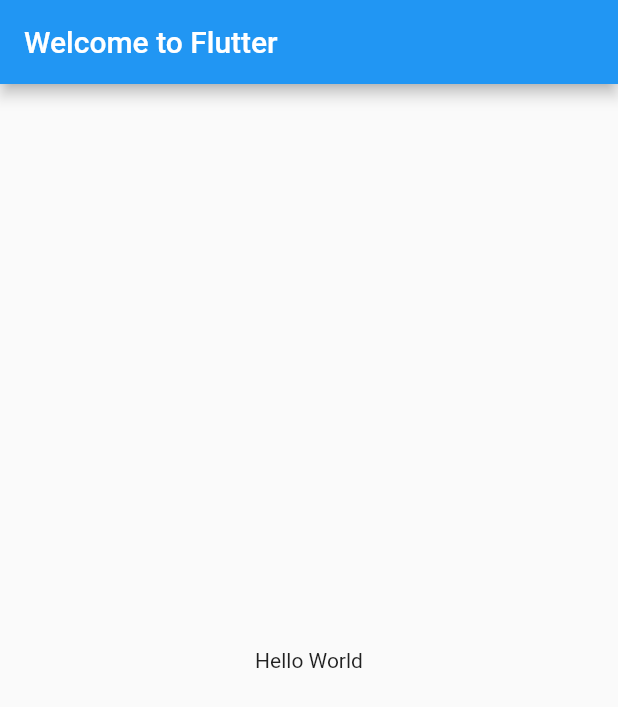
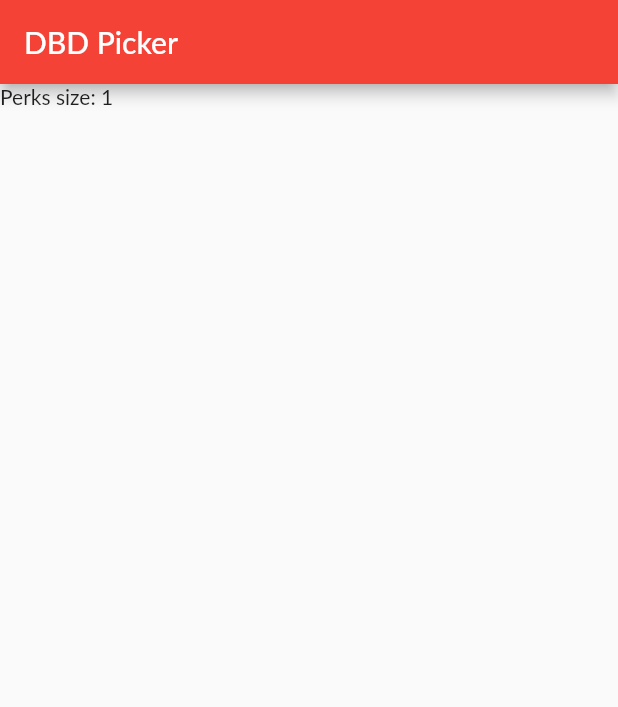
Before and after one commit to mmmtastymmm/Dead-By-Daylight-Perk-Roulette, a Flutter app: the screen it shows after launch, on a phone screen of 412 x 824 dp. Shown: the top 707 px of the screen. Run offline on Flutter 3.47's test engine with Material 2 defaults, Android fonts, the phone set to English and light mode, and no system bars; Roboto replaces fonts that are missing (Lato).

Commit message:
Initial skeleton in now

```diff
--- a/lib/main.dart
+++ b/lib/main.dart
@@ -1,27 +1,34 @@
-// Copyright 2018 The Flutter team. All rights reserved.
-// Use of this source code is governed by a BSD-style license that can be
-// found in the LICENSE file.
+import 'package:dbd_perk_picker_flutter/providers/perks.dart';
+import 'package:dbd_perk_picker_flutter/screens/main_screen.dart';
+import 'package:dbd_perk_picker_flutter/widgets/shift_right_fixer.dart';
+import 'package:flutter/material.dart';
+import 'package:provider/provider.dart';
 
-import 'package:flutter/material.dart';
-
-void main() {
-  runApp(const MyApp());
-}
+void main() => runApp(const MyApp());
 
 class MyApp extends StatelessWidget {
   const MyApp({Key? key}) : super(key: key);
 
   @override
   Widget build(BuildContext context) {
-    return MaterialApp(
-      title: 'Welcome to Flutter',
-      home: Scaffold(
-        appBar: AppBar(
-          title: const Text('Welcome to Flutter'),
+    return MultiProvider(
+      // This makes providers that the others can query
+      providers: [
+        ChangeNotifierProvider(create: (BuildContext context) => Perks()),
+      ],
+      child: MaterialApp(
+        title: 'My Shop',
+        theme: ThemeData(
+          fontFamily: "Lato",
+          colorScheme: ColorScheme.fromSwatch(primarySwatch: Colors.red)
+              .copyWith(secondary: Colors.black),
         ),
-        body: const Center(
-          child: Text('Hello World'),
-        ),
+        home: const ShiftRightFixer(child: MainScreen()),
+        routes: {
+          MainScreen.routeName: (context) {
+            return const MainScreen();
+          },
+        },
       ),
     );
   }
--- /dev/null
+++ b/lib/providers/perks.dart
@@ -0,0 +1,21 @@
+import 'dart:io';
+
+import 'package:flutter/cupertino.dart';
+
+class Perk {}
+
+class Perks with ChangeNotifier {
+  List<Perk> _perks = [];
+
+  Future<void> loadPerks() async {
+    print("Before sleep");
+    sleep(const Duration(seconds: 3));
+    print("After sleep");
+    _perks.add(Perk());
+    notifyListeners();
+  }
+
+  int getSize() {
+    return _perks.length;
+  }
+}
--- /dev/null
+++ b/lib/screens/main_screen.dart
@@ -0,0 +1,41 @@
+import 'package:dbd_perk_picker_flutter/providers/perks.dart';
+import 'package:flutter/material.dart';
+import 'package:provider/provider.dart';
+
+class MainScreen extends StatefulWidget {
+  static const routeName = "/main-screen";
+
+  const MainScreen({Key? key}) : super(key: key);
+
+  @override
+  State<MainScreen> createState() => _MainScreenState();
+}
+
+class _MainScreenState extends State<MainScreen> {
+  @override
+  void initState() {
+    super.initState();
+    // Make sure to load perks on the first time
+    WidgetsBinding.instance?.addPostFrameCallback((timeStamp) {
+      Provider.of<Perks>(context, listen: false).loadPerks();
+    });
+  }
+
+  @override
+  void didChangeDependencies() {
+    super.didChangeDependencies();
+  }
+
+  @override
+  Widget build(BuildContext context) {
+    return Scaffold(
+      appBar: AppBar(
+        title: const Text("DBD Picker"),
+      ),
+      //
+      body: Consumer<Perks>(builder: (context, perks, child) {
+        return Text("Perks size: " + perks.getSize().toString());
+      }),
+    );
+  }
+}
--- /dev/null
+++ b/lib/widgets/shift_right_fixer.dart
@@ -0,0 +1,29 @@
+import 'package:flutter/material.dart';
+import 'package:flutter/services.dart';
+
+class ShiftRightFixer extends StatefulWidget {
+  const ShiftRightFixer({Key? key, required this.child}) : super(key: key);
+
+  final Widget child;
+
+  @override
+  State<StatefulWidget> createState() => _ShiftRightFixerState();
+}
+
+class _ShiftRightFixerState extends State<ShiftRightFixer> {
+  final FocusNode focus =
+      FocusNode(skipTraversal: true, canRequestFocus: false);
+
+  @override
+  Widget build(BuildContext context) {
+    return Focus(
+      focusNode: focus,
+      onKey: (_, RawKeyEvent event) {
+        return event.physicalKey == PhysicalKeyboardKey.shiftRight
+            ? KeyEventResult.handled
+            : KeyEventResult.ignored;
+      },
+      child: widget.child,
+    );
+  }
+}
--- a/pubspec.yaml
+++ b/pubspec.yaml
@@ -34,7 +34,8 @@ dependencies:
   # The following adds the Cupertino Icons font to your application.
   # Use with the CupertinoIcons class for iOS style icons.
   cupertino_icons: ^1.0.2
-  english_words: ^4.0.0
+  provider: ^6.0.0
+  http: ^0.13.3
 
 dev_dependencies:
   flutter_test:
```
Also changed, not shown: pubspec.lock, 1 other file.
